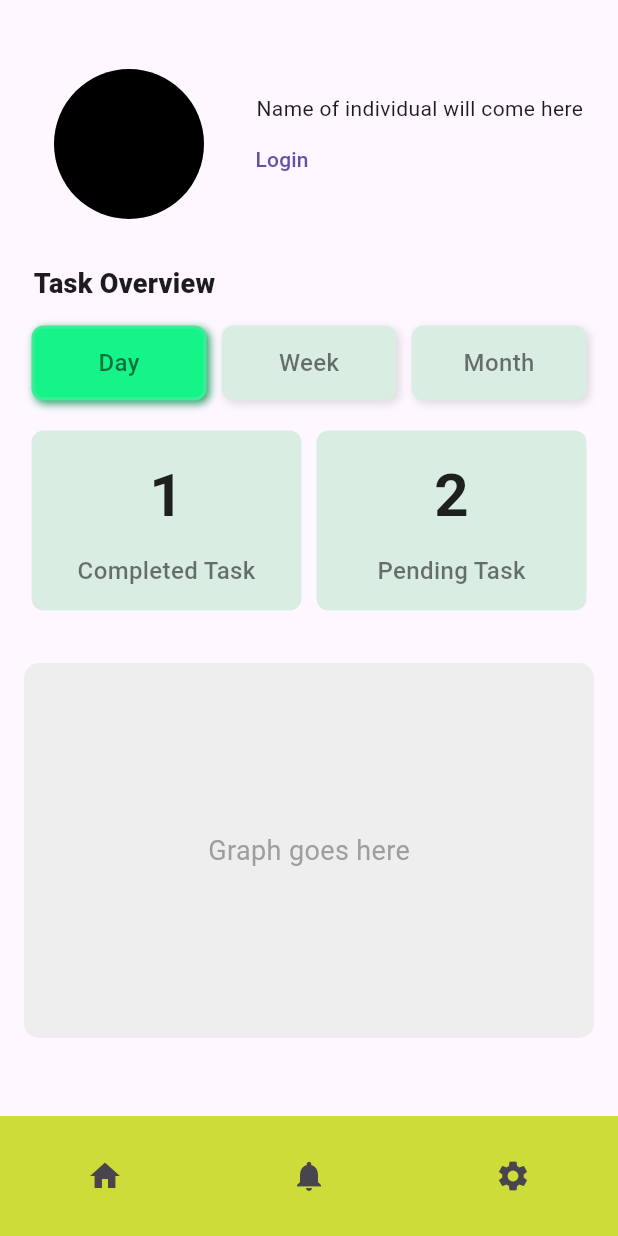
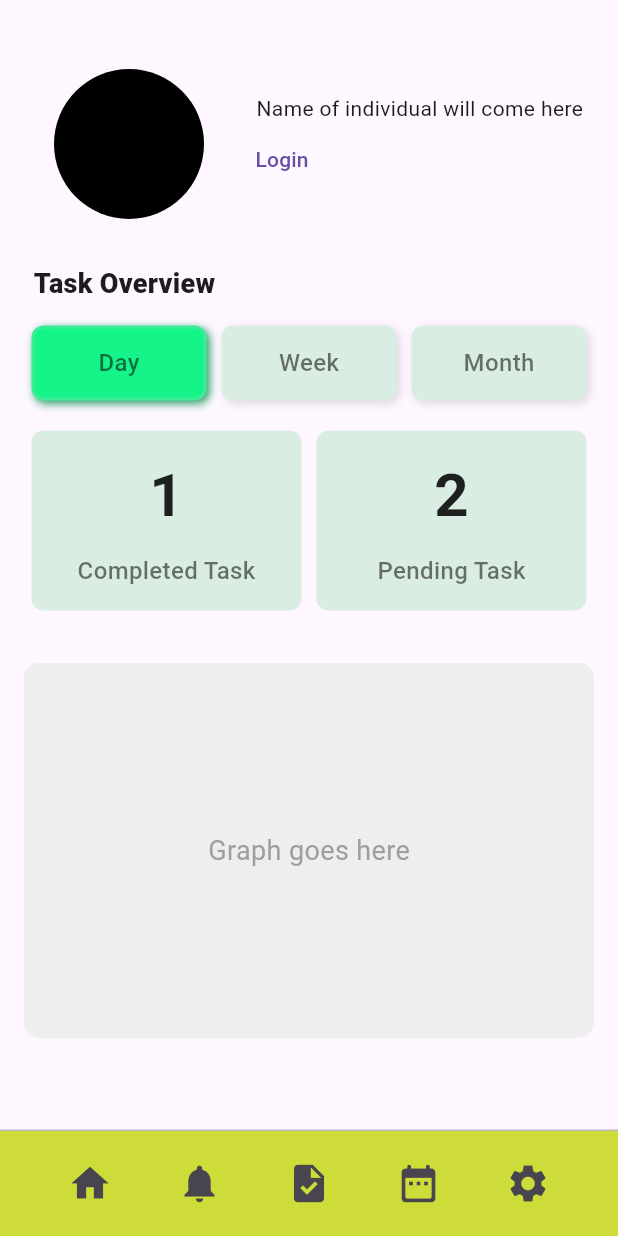
Before and after one commit to byteArrow18/App_Dev_001, a Flutter app: the screen it shows after launch, after a tap on the "home" icon, on a phone screen of 412 x 824 dp. Run offline on Flutter 3.47's test engine with Material 3 defaults, Android fonts, the phone set to English and light mode, and no system bars.

Commit message:
added icons

```diff
--- a/lib/main.dart
+++ b/lib/main.dart
@@ -52,17 +52,27 @@ class _HomePageState extends State<HomePage> {
         // backgroundColor: Colors.amber,
         // toolbarHeight: 30,
       // ),
-      bottomNavigationBar: BottomAppBar(
+      bottomNavigationBar: Container(
+        decoration: BoxDecoration(
+          border: Border(
+            top: BorderSide(
+              color: Colors.black26,
+              width: 1,
+            ),
+          ),
+        ),
+        child: BottomAppBar(
           color: Colors.lime,
+          height: 70,
           child: Container(
-          height: 70,
-          padding: EdgeInsets.symmetric(horizontal: 30),
+            padding: EdgeInsets.symmetric(horizontal: 20),
             child: Row(
               mainAxisAlignment: MainAxisAlignment.spaceBetween,
               children: [
                 // Menu Option 1
                 IconButton(
                   icon: Icon(Icons.home),
+                  iconSize: 30,
                   onPressed: () {
                     print("Home tapped");
                   },
@@ -70,18 +80,37 @@ class _HomePageState extends State<HomePage> {
                 // Menu Option 2
                 IconButton(
                   icon: Icon(Icons.notifications),
+                  iconSize: 30,
                   onPressed: () {
                     print("Notifications tapped");
                   },
                 ),
                 // Menu Option 3
                 IconButton(
+                  icon: Icon(Icons.task),
+                  iconSize: 30,
+                  onPressed: () {
+                    print("Task tapped");
+                  },
+                ),
+                // Menu Option 4
+                IconButton(
+                  icon: Icon(Icons.date_range_rounded),
+                  iconSize: 30,
+                  onPressed: () {
+                    print("Date tapped");
+                  },
+                ),
+                // Menu Option 5
+                IconButton(
                   icon: Icon(Icons.settings),
+                  iconSize: 30,
                   onPressed: () {
                     print("Settings tapped");
                   },
                 ),
               ],
+            ),
           ),
         ),
       ),
```
Lines whose indentation alone changed are shown as unchanged.
